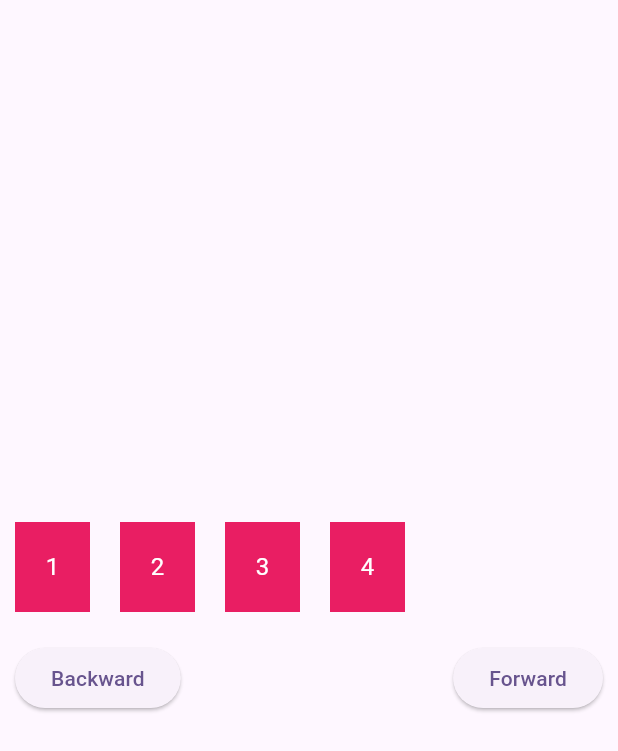
After one commit to hardikkoladiya107/flutter_bloc_demo, a Flutter app: the screen it shows after launch, after a tap on "Backward", after a tap on "Forward", on a phone screen of 412 x 824 dp. The commit adds this screen. Shown: the top 751 px of the screen. Run offline on Flutter 3.47's test engine with Material 2 defaults, Android fonts, the phone set to English and light mode, and no system bars; our stand-ins replace bloc, cloud_firestore, firebase_core, flutter_bloc, hive, hive_flutter and 1 more; accounts and stored records are empty.

Commit message:
logic one Sample

```diff
--- a/lib/main.dart
+++ b/lib/main.dart
@@ -1,7 +1,6 @@
 import 'package:firebase_core/firebase_core.dart';
 import 'package:flutter/material.dart';
-import 'package:flutter_bloc_demo/ui/firestore_crud/firestore_example.dart';
-import 'package:flutter_bloc_demo/ui/third_page/third_screen.dart';
+import 'package:flutter_bloc_demo/ui/logic_example/logic_one_example.dart';
 import 'package:hive_flutter/hive_flutter.dart';
 import 'db/hive_helper.dart';
 import 'firebase_options.dart';
@@ -30,7 +29,7 @@ class MyApp extends StatelessWidget {
         colorScheme: ColorScheme.fromSeed(seedColor: Colors.deepPurple),
         useMaterial3: true,
       ),
-      home:   FirestoreExample(),
+      home: LogicOneExample(),
     );
   }
 }
--- a/lib/other/cmn_ext.dart
+++ b/lib/other/cmn_ext.dart
@@ -29,4 +29,8 @@ extension extOnWidget on Widget {
   Widget get safeArea{
     return SafeArea(child: this);
   }
+
+  Widget get center{
+    return Center(child: this,);
+  }
 }
--- /dev/null
+++ b/lib/ui/logic_example/logic_one_example.dart
@@ -0,0 +1,112 @@
+import 'package:flutter/material.dart';
+import 'package:flutter_bloc_demo/other/cmn_ext.dart';
+
+class LogicOneExample extends StatefulWidget {
+  LogicOneExample({Key? key}) : super(key: key);
+
+  @override
+  State<LogicOneExample> createState() => _LogicOneExampleState();
+}
+
+class _LogicOneExampleState extends State<LogicOneExample> {
+  int maxItem = 20;
+
+  var itemList = List<int>.generate(20, (i) => i + 1);
+
+  List<int> childrenList = [];
+
+  int selectedIndex = 0;
+
+  @override
+  void initState() {
+    moveItems();
+    super.initState();
+  }
+
+  @override
+  Widget build(BuildContext context) {
+    return WillPopScope(
+      onWillPop: () async {
+        return true;
+      },
+      child: Scaffold(
+        body: Column(
+          mainAxisAlignment: MainAxisAlignment.center,
+          children: [
+            boxWidgets(),
+            forwardBackWardButton(),
+          ],
+        ),
+      ).safeArea,
+    );
+  }
+
+  Widget boxWidgets() {
+    return SizedBox(
+      height: 80,
+      child: ListView.builder(
+        scrollDirection: Axis.horizontal,
+        itemCount: childrenList.length,
+        itemBuilder: (BuildContext context, int index) {
+          return boxItem(childrenList[index].toString());
+        },
+      ),
+    );
+  }
+
+  Widget boxItem(String item) {
+    return Container(
+      margin: const EdgeInsets.all(10),
+      height: 50,
+      width: 50,
+      color: Colors.pink,
+      child: Text(
+        item,
+        style: TextStyle(color: Colors.white, fontSize: 16),
+      ).center,
+    );
+  }
+
+  Widget forwardBackWardButton() {
+    return Row(
+      children: [
+        ElevatedButton(
+          onPressed: () {
+            setState(() {
+              selectedIndex = (selectedIndex - 4) % itemList.length;
+            });
+            moveItems();
+          },
+          child: const Text("Backward"),
+        ),
+        const Spacer(),
+          ElevatedButton(
+            onPressed: () {
+              setState(() {
+                selectedIndex = (selectedIndex + 4) % itemList.length;
+              });
+              moveItems();
+            },
+            child: const Text("Forward"),
+          )
+      ],
+    ).padding(all: 10);
+  }
+
+  void moveItems() {
+    childrenList.clear();
+    int start = selectedIndex;
+    int end = (selectedIndex+4) % itemList.length;
+
+    if(end<start){
+      childrenList.addAll(itemList.sublist(start, itemList.length));
+      childrenList.addAll(itemList.sublist(0,end));
+    }else{
+      childrenList.addAll(
+          itemList.sublist(start, end)
+      );
+    }
+  }
+
+
+}
```
